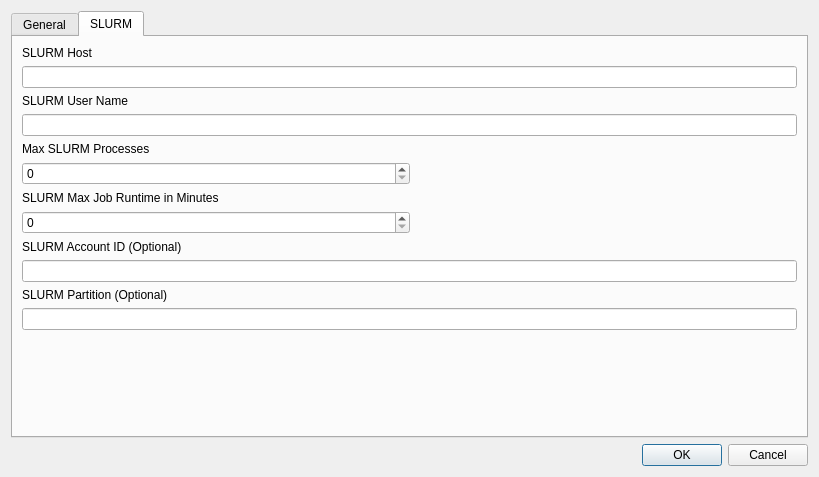
This is openstudiocore/src/runmanager/lib/Configuration.ui in NREL/OpenStudio as Qt 5 draws it before an edit. The edited form follows.
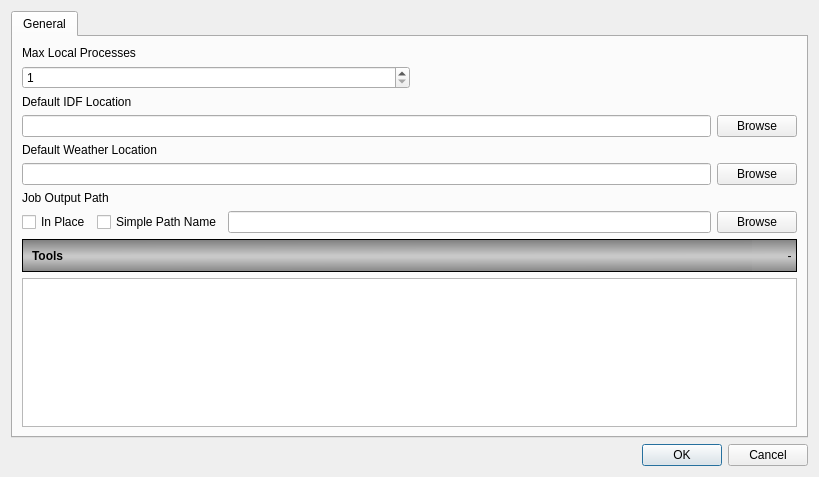
This is the edited form. The open tabs and pages were chosen to show the change. Icons and pictures are not drawn.

Commit message: Removing SLURM and remote job functionality from RunManager

Patch:
```diff
--- a/openstudiocore/src/runmanager/lib/Configuration.ui
+++ b/openstudiocore/src/runmanager/lib/Configuration.ui
@@ -253,150 +253,6 @@
        </item>
       </layout>
      </widget>
-     <widget class="QWidget" name="tab_2">
-      <attribute name="title">
-       <string>SLURM</string>
-      </attribute>
-      <layout class="QGridLayout" name="gridLayout_3">
-       <item row="0" column="0">
-        <layout class="QVBoxLayout" name="verticalLayout">
-         <item>
-          <widget class="QLabel" name="label_8">
-           <property name="text">
-            <string>SLURM Host</string>
-           </property>
-          </widget>
-         </item>
-         <item>
-          <widget class="QLineEdit" name="slurmHostTxt"/>
-         </item>
-         <item>
-          <widget class="QLabel" name="label_7">
-           <property name="text">
-            <string>SLURM User Name</string>
-           </property>
-          </widget>
-         </item>
-         <item>
-          <widget class="QLineEdit" name="slurmUserNameTxt"/>
-         </item>
-         <item>
-          <widget class="QLabel" name="SLURMHost">
-           <property name="text">
-            <string>Max SLURM Processes</string>
-           </property>
-          </widget>
-         </item>
-         <item>
-          <layout class="QHBoxLayout" name="horizontalLayout_7">
-           <item>
-            <widget class="QSpinBox" name="numSlurmProcessesBox">
-             <property name="sizePolicy">
-              <sizepolicy hsizetype="MinimumExpanding" vsizetype="Fixed">
-               <horstretch>0</horstretch>
-               <verstretch>0</verstretch>
-              </sizepolicy>
-             </property>
-             <property name="minimum">
-              <number>0</number>
-             </property>
-             <property name="maximum">
-              <number>1000</number>
-             </property>
-            </widget>
-           </item>
-           <item>
-            <spacer name="horizontalSpacer_2">
-             <property name="orientation">
-              <enum>Qt::Horizontal</enum>
-             </property>
-             <property name="sizeType">
-              <enum>QSizePolicy::MinimumExpanding</enum>
-             </property>
-             <property name="sizeHint" stdset="0">
-              <size>
-               <width>40</width>
-               <height>20</height>
-              </size>
-             </property>
-            </spacer>
-           </item>
-          </layout>
-         </item>
-         <item>
-          <widget class="QLabel" name="label_6">
-           <property name="text">
-            <string>SLURM Max Job Runtime in Minutes</string>
-           </property>
-          </widget>
-         </item>
-         <item>
-          <layout class="QHBoxLayout" name="horizontalLayout_4">
-           <item>
-            <widget class="QSpinBox" name="maxSLURMRuntimeBox">
-             <property name="sizePolicy">
-              <sizepolicy hsizetype="MinimumExpanding" vsizetype="Fixed">
-               <horstretch>0</horstretch>
-               <verstretch>0</verstretch>
-              </sizepolicy>
-             </property>
-             <property name="maximum">
-              <number>4000</number>
-             </property>
-            </widget>
-           </item>
-           <item>
-            <spacer name="horizontalSpacer_3">
-             <property name="orientation">
-              <enum>Qt::Horizontal</enum>
-             </property>
-             <property name="sizeHint" stdset="0">
-              <size>
-               <width>40</width>
-               <height>20</height>
-              </size>
-             </property>
-            </spacer>
-           </item>
-          </layout>
-         </item>
-         <item>
-          <widget class="QLabel" name="label_9">
-           <property name="text">
-            <string>SLURM Account ID (Optional)</string>
-           </property>
-          </widget>
-         </item>
-         <item>
-          <widget class="QLineEdit" name="slurmAccountTxt"/>
-         </item>
-         <item>
-          <widget class="QLabel" name="label_10">
-           <property name="text">
-            <string>SLURM Partition (Optional)</string>
-           </property>
-          </widget>
-         </item>
-         <item>
-          <widget class="QLineEdit" name="slurmPartitionTxt"/>
-         </item>
-         <item>
-          <spacer name="verticalSpacer">
-           <property name="orientation">
-            <enum>Qt::Vertical</enum>
-           </property>
-           <property name="sizeHint" stdset="0">
-            <size>
-             <width>20</width>
-             <height>40</height>
-            </size>
-           </property>
-          </spacer>
-         </item>
-        </layout>
-       </item>
-      </layout>
-     </widget>
     </widget>
    </item>
    <item row="1" column="0">
```
The commit also changes 43 other files.
